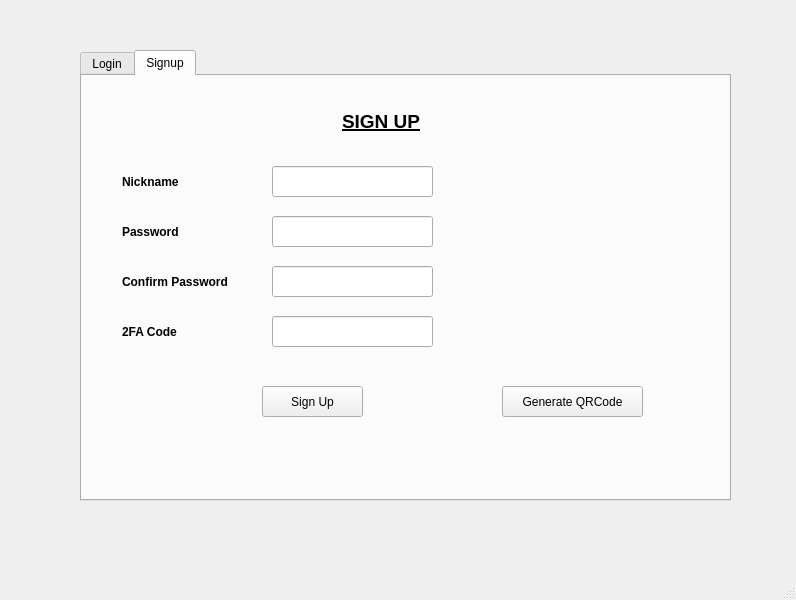
Before: the Qt Designer form UI_files/mainui.ui in nafdev01/secure-lan-chat, drawn with Qt 5.
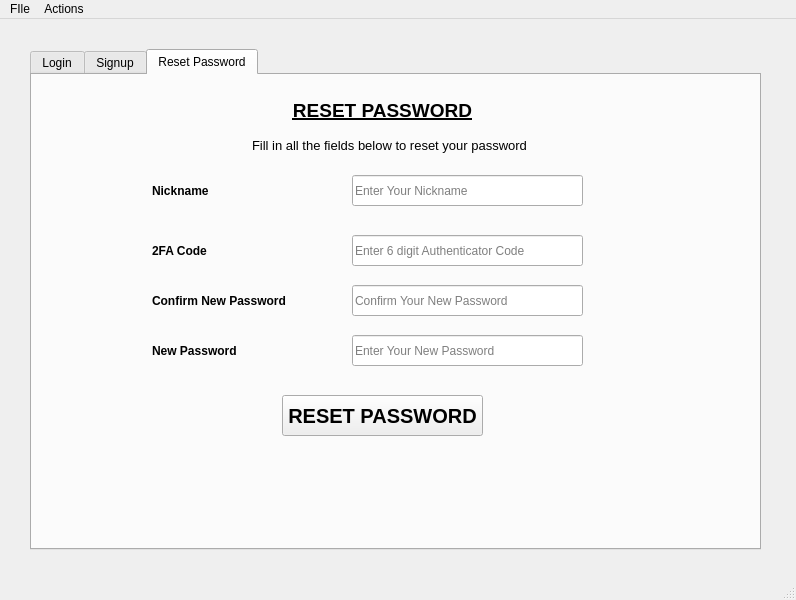
After: the same form once the commit is applied. The open tabs and pages were chosen to show the change. Icons and pictures are not drawn.

Patch:
```diff
--- a/UI_files/mainui.ui
+++ b/UI_files/mainui.ui
@@ -17,9 +17,9 @@
    <widget class="QStackedWidget" name="stackedWidget">
     <property name="geometry">
      <rect>
-      <x>30</x>
-      <y>0</y>
-      <width>751</width>
+      <x>20</x>
+      <y>20</y>
+      <width>761</width>
       <height>531</height>
      </rect>
     </property>
@@ -52,10 +52,10 @@
      <widget class="QTabWidget" name="authTabs">
       <property name="geometry">
        <rect>
-        <x>50</x>
-        <y>50</y>
-        <width>651</width>
-        <height>451</height>
+        <x>10</x>
+        <y>10</y>
+        <width>731</width>
+        <height>501</height>
        </rect>
       </property>
       <property name="font">
@@ -64,7 +64,7 @@
        </font>
       </property>
       <property name="currentIndex">
-       <number>1</number>
+       <number>2</number>
       </property>
       <widget class="QWidget" name="tabLogin">
        <attribute name="title">
@@ -206,17 +206,26 @@
        <widget class="QLineEdit" name="inputNickSign">
         <property name="geometry">
          <rect>
-          <x>190</x>
+          <x>220</x>
           <y>90</y>
-          <width>161</width>
+          <width>231</width>
           <height>31</height>
          </rect>
         </property>
+        <property name="toolTip">
+         <string>Nickname must be at least 6 characters long</string>
+        </property>
+        <property name="dragEnabled">
+         <bool>true</bool>
+        </property>
+        <property name="placeholderText">
+         <string/>
+        </property>
        </widget>
        <widget class="QLabel" name="labelNickSign">
         <property name="geometry">
          <rect>
-          <x>40</x>
+          <x>70</x>
           <y>90</y>
           <width>91</width>
           <height>31</height>
@@ -235,9 +244,9 @@
        <widget class="QLineEdit" name="inputPassSign">
         <property name="geometry">
          <rect>
-          <x>190</x>
+          <x>220</x>
           <y>140</y>
-          <width>161</width>
+          <width>231</width>
           <height>31</height>
          </rect>
         </property>
@@ -248,7 +257,7 @@
        <widget class="QLabel" name="labelPassSign">
         <property name="geometry">
          <rect>
-          <x>40</x>
+          <x>70</x>
           <y>140</y>
           <width>91</width>
           <height>31</height>
@@ -267,8 +276,8 @@
        <widget class="QLabel" name="labelQRCode">
         <property name="geometry">
          <rect>
-          <x>410</x>
-          <y>90</y>
+          <x>520</x>
+          <y>120</y>
           <width>161</width>
           <height>161</height>
          </rect>
@@ -286,9 +295,9 @@
        <widget class="QLineEdit" name="inputPassConfSign">
         <property name="geometry">
          <rect>
-          <x>190</x>
+          <x>220</x>
           <y>190</y>
-          <width>161</width>
+          <width>231</width>
           <height>31</height>
          </rect>
         </property>
@@ -302,7 +311,7 @@
        <widget class="QLabel" name="labelPassConfSign">
         <property name="geometry">
          <rect>
-          <x>40</x>
+          <x>70</x>
           <y>190</y>
           <width>141</width>
           <height>31</height>
@@ -321,22 +330,29 @@
        <widget class="QPushButton" name="buttonSign">
         <property name="geometry">
          <rect>
-          <x>180</x>
+          <x>210</x>
           <y>310</y>
-          <width>101</width>
-          <height>31</height>
+          <width>171</width>
+          <height>41</height>
          </rect>
         </property>
+        <property name="font">
+         <font>
+          <pointsize>15</pointsize>
+          <weight>75</weight>
+          <bold>true</bold>
+         </font>
+        </property>
         <property name="text">
-         <string>Sign Up</string>
+         <string>SIGN UP</string>
         </property>
        </widget>
        <widget class="QLineEdit" name="input2FASign">
         <property name="geometry">
          <rect>
-          <x>190</x>
+          <x>220</x>
           <y>240</y>
-          <width>161</width>
+          <width>231</width>
           <height>31</height>
          </rect>
         </property>
@@ -347,7 +363,7 @@
        <widget class="QLabel" name="label2FASign">
         <property name="geometry">
          <rect>
-          <x>40</x>
+          <x>70</x>
           <y>240</y>
           <width>101</width>
           <height>31</height>
@@ -366,8 +382,8 @@
        <widget class="QPushButton" name="button2FAGen">
         <property name="geometry">
          <rect>
-          <x>420</x>
-          <y>310</y>
+          <x>520</x>
+          <y>320</y>
           <width>141</width>
           <height>31</height>
          </rect>
@@ -379,8 +395,8 @@
        <widget class="QLabel" name="labelTitleSign">
         <property name="geometry">
          <rect>
-          <x>260</x>
-          <y>30</y>
+          <x>310</x>
+          <y>10</y>
           <width>101</width>
           <height>31</height>
          </rect>
@@ -398,6 +414,272 @@
          <string>SIGN UP</string>
         </property>
        </widget>
+       <widget class="QLabel" name="labelQRCodeSign">
+        <property name="geometry">
+         <rect>
+          <x>520</x>
+          <y>40</y>
+          <width>171</width>
+          <height>61</height>
+         </rect>
+        </property>
+        <property name="font">
+         <font>
+          <pointsize>8</pointsize>
+         </font>
+        </property>
+        <property name="text">
+         <string>Generate the QRCode After Entering Your Nickname and Scan it using an Authenticator App to Set Up 2FA</string>
+        </property>
+        <property name="wordWrap">
+         <bool>true</bool>
+        </property>
+       </widget>
+       <widget class="QLabel" name="labelInstructSign">
+        <property name="geometry">
+         <rect>
+          <x>240</x>
+          <y>40</y>
+          <width>251</width>
+          <height>20</height>
+         </rect>
+        </property>
+        <property name="font">
+         <font>
+          <pointsize>10</pointsize>
+          <weight>50</weight>
+          <bold>false</bold>
+         </font>
+        </property>
+        <property name="text">
+         <string>Fill in all the fields below as required</string>
+        </property>
+       </widget>
+      </widget>
+      <widget class="QWidget" name="tabResetPass">
+       <attribute name="title">
+        <string>Reset Password</string>
+       </attribute>
+       <widget class="QLabel" name="label2FAReset">
+        <property name="geometry">
+         <rect>
+          <x>120</x>
+          <y>160</y>
+          <width>101</width>
+          <height>31</height>
+         </rect>
+        </property>
+        <property name="font">
+         <font>
+          <weight>75</weight>
+          <bold>true</bold>
+         </font>
+        </property>
+        <property name="text">
+         <string>2FA Code</string>
+        </property>
+       </widget>
+       <widget class="QLabel" name="labelPassConfReset">
+        <property name="geometry">
+         <rect>
+          <x>120</x>
+          <y>210</y>
+          <width>171</width>
+          <height>31</height>
+         </rect>
+        </property>
+        <property name="font">
+         <font>
+          <weight>75</weight>
+          <bold>true</bold>
+         </font>
+        </property>
+        <property name="text">
+         <string>Confirm New Password</string>
+        </property>
+       </widget>
+       <widget class="QLineEdit" name="input2FAReset">
+        <property name="geometry">
+         <rect>
+          <x>320</x>
+          <y>160</y>
+          <width>231</width>
+          <height>31</height>
+         </rect>
+        </property>
+        <property name="toolTip">
+         <string>Enter the 6 digit code geenrated by the authenticator app</string>
+        </property>
+        <property name="echoMode">
+         <enum>QLineEdit::Password</enum>
+        </property>
+        <property name="placeholderText">
+         <string>Enter 6 digit Authenticator Code</string>
+        </property>
+       </widget>
+       <widget class="QLineEdit" name="inputPassConfReset">
+        <property name="geometry">
+         <rect>
+          <x>320</x>
+          <y>210</y>
+          <width>231</width>
+          <height>31</height>
+         </rect>
+        </property>
+        <property name="toolTip">
+         <string>The confirm new passsword fieldmust match the new password field</string>
+        </property>
+        <property name="text">
+         <string/>
+        </property>
+        <property name="echoMode">
+         <enum>QLineEdit::Password</enum>
+        </property>
+        <property name="placeholderText">
+         <string>Confirm Your New Password</string>
+        </property>
+       </widget>
+       <widget class="QLineEdit" name="inputPassReset">
+        <property name="geometry">
+         <rect>
+          <x>320</x>
+          <y>260</y>
+          <width>231</width>
+          <height>31</height>
+         </rect>
+        </property>
+        <property name="toolTip">
+         <string>The new password must be at least 8 character long, and include at least one undercase letter, one lowercase letter, one character and one special character.</string>
+        </property>
+        <property name="echoMode">
+         <enum>QLineEdit::Password</enum>
+        </property>
+        <property name="placeholderText">
+         <string>Enter Your New Password</string>
+        </property>
+       </widget>
+       <widget class="QLabel" name="labelPassReset">
+        <property name="geometry">
+         <rect>
+          <x>120</x>
+          <y>260</y>
+          <width>121</width>
+          <height>31</height>
+         </rect>
+        </property>
+        <property name="font">
+         <font>
+          <weight>75</weight>
+          <bold>true</bold>
+         </font>
+        </property>
+        <property name="text">
+         <string>New Password</string>
+        </property>
+       </widget>
+       <widget class="QLabel" name="labelNickReset">
+        <property name="geometry">
+         <rect>
+          <x>120</x>
+          <y>100</y>
+          <width>121</width>
+          <height>31</height>
+         </rect>
+        </property>
+        <property name="font">
+         <font>
+          <weight>75</weight>
+          <bold>true</bold>
+         </font>
+        </property>
+        <property name="text">
+         <string>Nickname</string>
+        </property>
+       </widget>
+       <widget class="QLineEdit" name="inputNickReset">
+        <property name="geometry">
+         <rect>
+          <x>320</x>
+          <y>100</y>
+          <width>231</width>
+          <height>31</height>
+         </rect>
+        </property>
+        <property name="toolTip">
+         <string>Enter your nickname</string>
+        </property>
+        <property name="text">
+         <string/>
+        </property>
+        <property name="dragEnabled">
+         <bool>true</bool>
+        </property>
+        <property name="placeholderText">
+         <string>Enter Your Nickname</string>
+        </property>
+       </widget>
+       <widget class="QLabel" name="labelTitleReset">
+        <property name="geometry">
+         <rect>
+          <x>240</x>
+          <y>20</y>
+          <width>221</width>
+          <height>31</height>
+         </rect>
+        </property>
+        <property name="font">
+         <font>
+          <pointsize>14</pointsize>
+          <weight>75</weight>
+          <italic>false</italic>
+          <bold>true</bold>
+          <underline>true</underline>
+         </font>
+        </property>
+        <property name="text">
+         <string>&lt;html&gt;&lt;head/&gt;&lt;body&gt;&lt;p align=&quot;center&quot;&gt;RESET PASSWORD&lt;/p&gt;&lt;/body&gt;&lt;/html&gt;</string>
+        </property>
+       </widget>
+       <widget class="QLabel" name="labelInstructReset">
+        <property name="geometry">
+         <rect>
+          <x>220</x>
+          <y>60</y>
+          <width>291</width>
+          <height>20</height>
+         </rect>
+        </property>
+        <property name="font">
+         <font>
+          <pointsize>10</pointsize>
+          <weight>50</weight>
+          <bold>false</bold>
+         </font>
+        </property>
+        <property name="text">
+         <string>Fill in all the fields below to reset your password</string>
+        </property>
+       </widget>
+       <widget class="QPushButton" name="buttonReset">
+        <property name="geometry">
+         <rect>
+          <x>250</x>
+          <y>320</y>
+          <width>201</width>
+          <height>41</height>
+         </rect>
+        </property>
+        <property name="font">
+         <font>
+          <pointsize>15</pointsize>
+          <weight>75</weight>
+          <bold>true</bold>
+         </font>
+        </property>
+        <property name="text">
+         <string>RESET PASSWORD</string>
+        </property>
+       </widget>
       </widget>
      </widget>
     </widget>
@@ -513,6 +795,23 @@
      <height>24</height>
     </rect>
    </property>
+   <widget class="QMenu" name="menuFIle">
+    <property name="title">
+     <string>FIle</string>
+    </property>
+    <addaction name="actionRefresh"/>
+    <addaction name="actionClose"/>
+   </widget>
+   <widget class="QMenu" name="menuActions">
+    <property name="title">
+     <string>Actions</string>
+    </property>
+    <addaction name="actionCopy"/>
+    <addaction name="actionCut"/>
+    <addaction name="actionPaste"/>
+   </widget>
+   <addaction name="menuFIle"/>
+   <addaction name="menuActions"/>
   </widget>
   <widget class="QStatusBar" name="statusbar"/>
  </widget>
```
Left out of the diff: 331 changed lines with no effect on the pictures.
